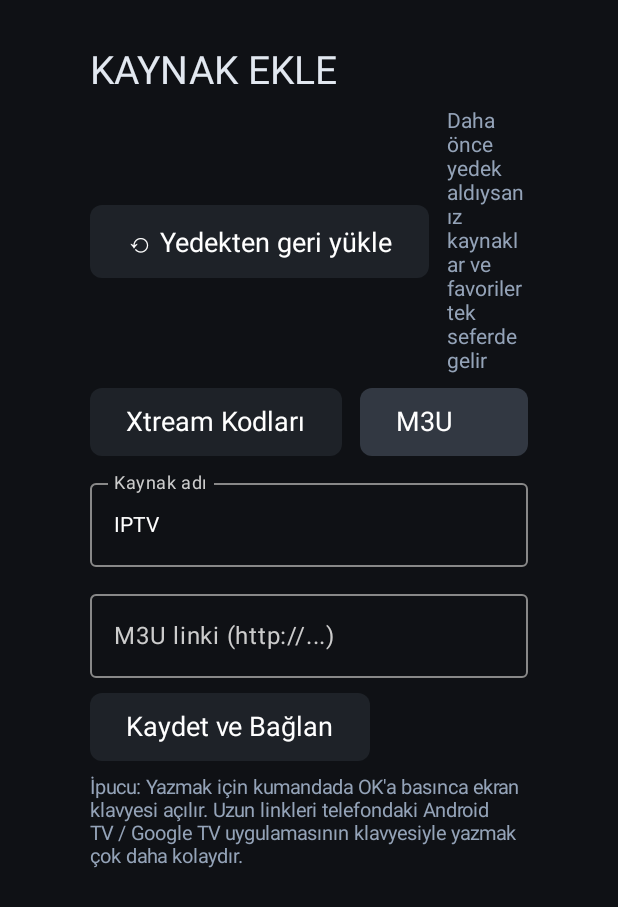
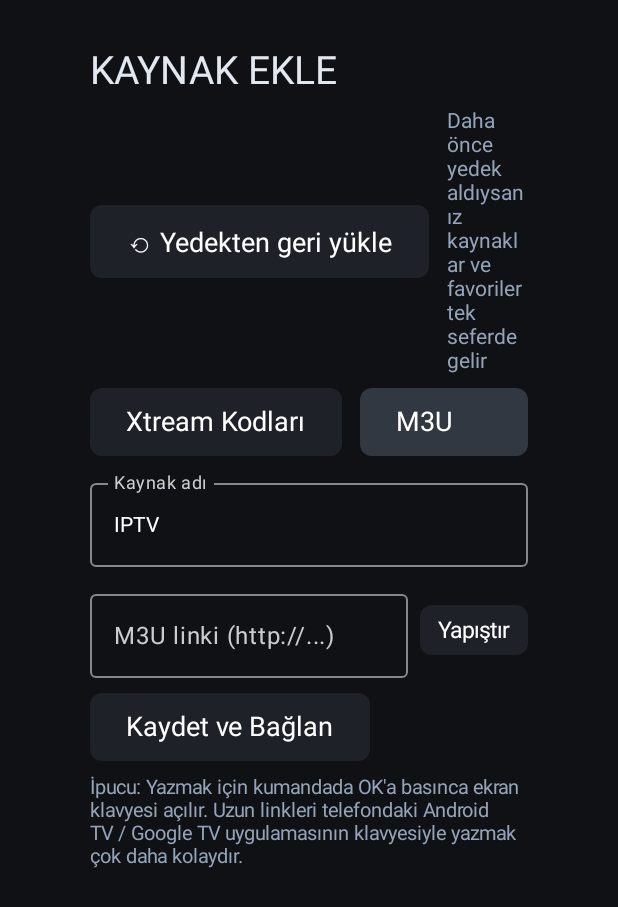
Before and after one commit to berzahbey/dedplay-android-ip-tv, an Android app built with Jetpack Compose: the screen it shows after launch (MainActivity), after a tap on "M3U Linki", on a phone screen of 412 x 824 dp. Shown: the top 907 px of the screen. Run offline under Robolectric (Android 15) with nearby library versions, the phone set to English and light mode, and no system bars; network calls fail; pictures from the network do not load; 7 statements that could not run were skipped.

Commit message:
v1.9.36: kaynak eklemede Yapıştır düğmesi dar ekranda görünür, Xtream linkinden otomatik doldurma
- M3U ve Xtream sunucu alanı Row içinde weight(1f); Yapıştır düğmesi ekran dışına itilmiyor
- pasteXtream: get.php / player_api.php linkinden host, kullanıcı, şifre
- Pano okumada coerceToText (URI olarak kopyalanan linkler)

Co-Authored-By: Claude Opus 5.5 <noreply@anthropic.com>
Claude-Session: https://claude.ai/code/session_014Ao7T7Y66byPhkEhviJjtE

```diff
--- a/app/build.gradle.kts
+++ b/app/build.gradle.kts
@@ -13,8 +13,8 @@ android {
         applicationId = "nl.dedplay.iptv"
         minSdk = 23
         targetSdk = 34
-        versionCode = 62
-        versionName = "1.9.35"
+        versionCode = 63
+        versionName = "1.9.36"
         // Sadece ARM islemciler (TV kutulari, telefon, tablet, arac kutulari): APK daha kucuk
         ndk { abiFilters += listOf("armeabi-v7a", "arm64-v8a") }
     }
--- a/app/src/main/java/com/iptv/tv/ui/AddSourceScreen.kt
+++ b/app/src/main/java/com/iptv/tv/ui/AddSourceScreen.kt
@@ -88,10 +88,30 @@ fun AddSourceScreen(vm: AppViewModel) {
     val ctx = LocalContext.current
     val clipboard = ctx.getSystemService(Context.CLIPBOARD_SERVICE) as ClipboardManager
 
+    /** Panodan Xtream: tam link (get.php / player_api.php ?username=&password=) ise uc alani doldurur. */
+    fun pasteXtream() {
+        val text = clipboard.primaryClip?.takeIf { it.itemCount > 0 }?.getItemAt(0)?.coerceToText(ctx)?.toString()?.trim()
+        if (text.isNullOrEmpty()) { status = "Pano boş"; return }
+        val uri = runCatching { Uri.parse(text) }.getOrNull()
+        val u = uri?.getQueryParameter("username")
+        val pw = uri?.getQueryParameter("password")
+        if (uri?.host != null && !u.isNullOrEmpty() && !pw.isNullOrEmpty()) {
+            val port = if (uri.port > 0) ":${uri.port}" else ""
+            host = "${uri.scheme ?: "http"}://${uri.host}$port"
+            user = u
+            pass = pw
+            status = "Xtream bilgileri linkten dolduruldu"
+        } else {
+            host = text
+            status = "Sunucu adresi yapıştırıldı"
+        }
+    }
+
     fun pasteUrl() {
         val clip = clipboard.primaryClip
         if (clip != null && clip.itemCount > 0) {
-            val text = clip.getItemAt(0).text
+            // coerceToText: link "URI" olarak kopyalandiysa da metne cevrilir
+            val text = clip.getItemAt(0).coerceToText(ctx)
             if (text != null && text.isNotBlank()) {
                 url = text.toString().trim()
                 status = "Link panodan yapıştırıldı"
@@ -224,10 +244,15 @@ fun AddSourceScreen(vm: AppViewModel) {
         OutlinedTextField(name, { name = it }, fm, label = { Text("Kaynak adı") }, singleLine = true,
             colors = colors, keyboardOptions = next, keyboardActions = nextAction)
         if (type == "m3u") {
-            Row(horizontalArrangement = Arrangement.spacedBy(8.dp)) {
-                OutlinedTextField(url, { url = it }, fm, label = { Text("M3U linki (http://...)") }, singleLine = true,
+            // Metin kutusu kalan genisligi alir, "Yapistir" dugmesi dar ekranda (tablet / telefon) da gorunur
+            Row(
+                Modifier.fillMaxWidth().widthIn(max = 860.dp),
+                horizontalArrangement = Arrangement.spacedBy(8.dp),
+                verticalAlignment = androidx.compose.ui.Alignment.CenterVertically
+            ) {
+                OutlinedTextField(url, { url = it }, Modifier.weight(1f), label = { Text("M3U linki (http://...)") }, singleLine = true,
                     colors = colors, keyboardOptions = next, keyboardActions = nextAction)
-                TvButton("Yapıştır", modifier = Modifier.widthIn(min = 110.dp), compact = true) { pasteUrl() }
+                TvButton("Yapıştır", compact = true) { pasteUrl() }
             }
         } else if (type == "m3ufile") {
             Row(horizontalArrangement = Arrangement.spacedBy(12.dp)) {
@@ -240,8 +265,19 @@ fun AddSourceScreen(vm: AppViewModel) {
                 color = Color(0xFF94A3B8), fontSize = 15.sp
             )
         } else {
-            OutlinedTextField(host, { host = it }, fm, label = { Text("Sunucu (örn: http://sunucu.com:8080)") },
-                singleLine = true, colors = colors, keyboardOptions = next, keyboardActions = nextAction)
+            Row(
+                Modifier.fillMaxWidth().widthIn(max = 860.dp),
+                horizontalArrangement = Arrangement.spacedBy(8.dp),
+                verticalAlignment = androidx.compose.ui.Alignment.CenterVertically
+            ) {
+                OutlinedTextField(host, { host = it }, Modifier.weight(1f), label = { Text("Sunucu (örn: http://sunucu.com:8080)") },
+                    singleLine = true, colors = colors, keyboardOptions = next, keyboardActions = nextAction)
+                TvButton("Yapıştır", compact = true) { pasteXtream() }
+            }
+            Text(
+                "İpucu: sağlayıcının verdiği get.php?username=…&password=… linkini yapıştırırsanız alanlar kendiliğinden dolar.",
+                color = Color(0xFF94A3B8), fontSize = 13.sp, modifier = Modifier.widthIn(max = 860.dp)
+            )
             OutlinedTextField(user, { user = it }, fm, label = { Text("Kullanıcı adı") }, singleLine = true,
                 colors = colors, keyboardOptions = next, keyboardActions = nextAction)
             OutlinedTextField(pass, { pass = it }, fm, label = { Text("Şifre") }, singleLine = true,
```
